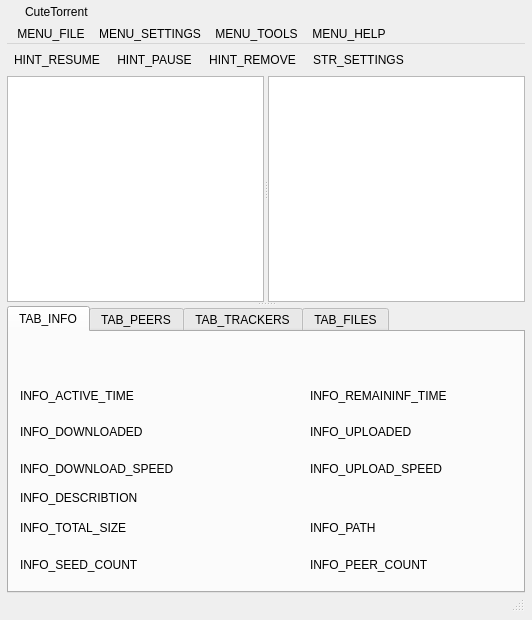
The window that src/customWindow/CustomWindow.ui (CuteTorrent/CuteTorrent) describes before a commit, drawn with Qt 5.
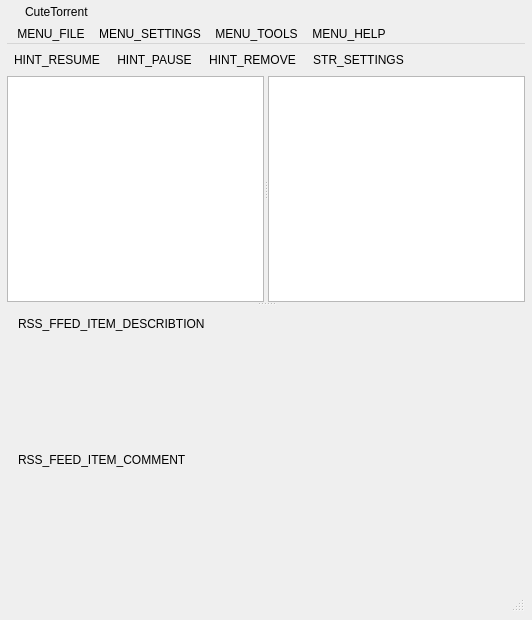
The same window after the commit. Icons and pictures are not drawn.

Commit message: Custom rss parser, bug-fixes

Patch:
```diff
--- a/src/customWindow/CustomWindow.ui
+++ b/src/customWindow/CustomWindow.ui
@@ -228,7 +228,7 @@
         <property name="spacing">
          <number>0</number>
         </property>
-        <item row="0" column="0" colspan="2">
+        <item row="0" column="1">
          <widget class="QSplitter" name="spliiter">
           <property name="sizePolicy">
            <sizepolicy hsizetype="Expanding" vsizetype="Expanding">
@@ -245,9 +245,6 @@
           <property name="mouseTracking">
            <bool>true</bool>
           </property>
-          <property name="styleSheet">
-           <string notr="true"/>
-          </property>
           <property name="orientation">
            <enum>Qt::Vertical</enum>
           </property>
@@ -328,6 +325,25 @@
             </attribute>
            </widget>
           </widget>
+          <widget class="QStackedWidget" name="m_pInfoPlaneContainer">
+           <property name="currentIndex">
+            <number>1</number>
+           </property>
+           <widget class="QWidget" name="page_3">
+            <layout class="QGridLayout" name="gridLayout_11">
+             <property name="leftMargin">
+              <number>2</number>
+             </property>
+             <property name="topMargin">
+              <number>0</number>
+             </property>
+             <property name="rightMargin">
+              <number>2</number>
+             </property>
+             <property name="bottomMargin">
+              <number>0</number>
+             </property>
+             <item row="0" column="0">
           <widget class="QTabWidget" name="m_pTabWidget">
            <property name="sizePolicy">
             <sizepolicy hsizetype="Expanding" vsizetype="Expanding">
@@ -737,6 +753,40 @@
                 <bool>true</bool>
                </property>
               </widget>
+                 </item>
+                </layout>
+               </widget>
+              </widget>
+             </item>
+            </layout>
+           </widget>
+           <widget class="QWidget" name="page_4">
+            <layout class="QGridLayout" name="m_pRssInfoLayout">
+             <item row="1" column="0">
+              <widget class="QLabel" name="label_13">
+               <property name="text">
+                <string>RSS_FEED_ITEM_COMMENT</string>
+               </property>
+               <property name="alignment">
+                <set>Qt::AlignLeading|Qt::AlignLeft|Qt::AlignTop</set>
+               </property>
+              </widget>
+             </item>
+             <item row="0" column="0">
+              <widget class="QLabel" name="label_12">
+               <property name="text">
+                <string>RSS_FFED_ITEM_DESCRIBTION</string>
+               </property>
+               <property name="alignment">
+                <set>Qt::AlignLeading|Qt::AlignLeft|Qt::AlignTop</set>
+               </property>
+              </widget>
+             </item>
+             <item row="1" column="1">
+              <widget class="QWidget" name="widget_2" native="true"/>
+             </item>
+             <item row="0" column="1">
+              <widget class="QWidget" name="widget_3" native="true"/>
              </item>
             </layout>
            </widget>
```
Lines whose indentation alone changed are shown as unchanged. The commit also changes 72 other files.
